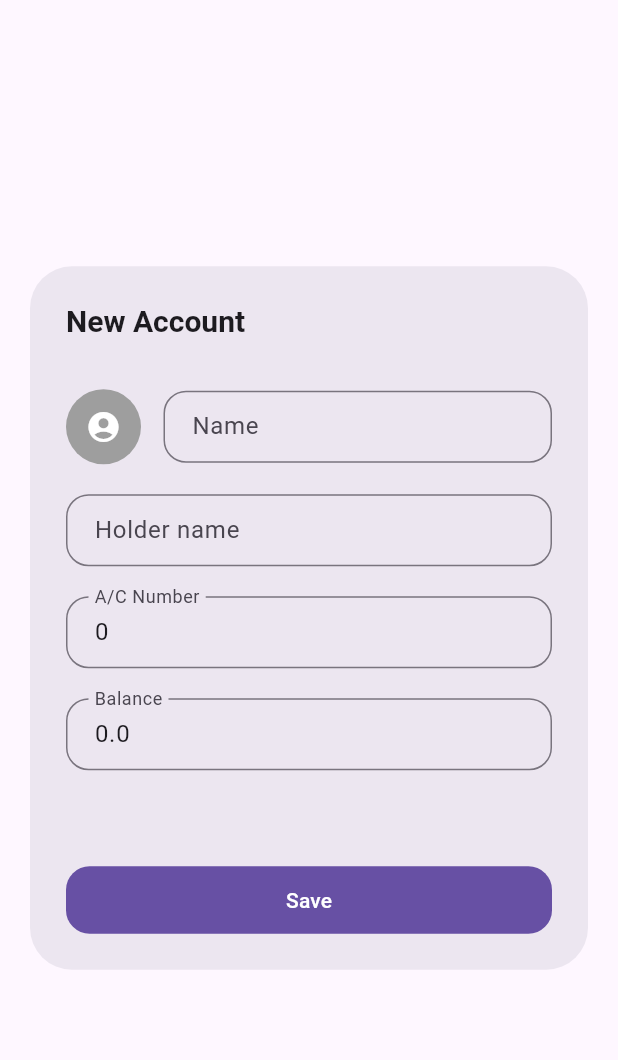
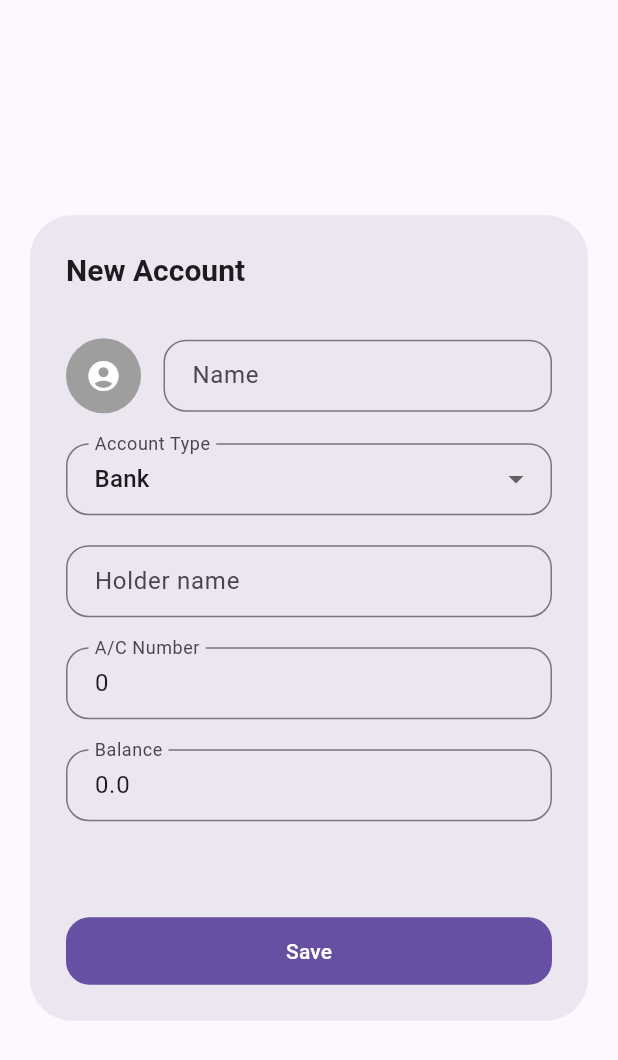
Before and after one commit to mdzh10/FinBot-AI-Powered-Chatbot-For-Personal-Finance-Management, a Flutter app: the AccountForm widget shown alone on an empty page, opened directly, on a phone screen of 412 x 824 dp. Shown: the top 1060 px of the screen. Run offline on Flutter 3.47's test engine with Material 3 defaults, Android fonts, the phone set to English and light mode, and no system bars; our stand-ins replace flutter_bloc, material_symbols_icons, shared_preferences; missing offline and left inert: currency_picker, events_emitter; accounts and stored records are empty; network calls fail.

Commit message:
account type input field added

```diff
--- a/frontend/lib/models/Account.dart
+++ b/frontend/lib/models/Account.dart
@@ -18,6 +18,15 @@ extension AccountTypeExtension on AccountType {
         return 'bank';
       case AccountType.cash:
         return 'cash';
+    }
+  }
+
+  String get displayName {
+    switch (this) {
+      case AccountType.bank:
+        return 'Bank';
+      case AccountType.cash:
+        return 'Cash';
     }
   }
 }
--- a/frontend/lib/widgets/dialog/account_form.dialog.dart
+++ b/frontend/lib/widgets/dialog/account_form.dialog.dart
@@ -141,6 +141,29 @@ class _AccountForm extends State<AccountForm> {
               ],
             ),
             const SizedBox(height: 20),
+            // Dropdown for Account Type
+            DropdownButtonFormField<AccountType>(
+              value: _account!.accountType,
+              decoration: InputDecoration(
+                labelText: 'Account Type',
+                border: OutlineInputBorder(
+                  borderRadius: BorderRadius.circular(15),
+                ),
+                contentPadding: const EdgeInsets.symmetric(vertical: 12, horizontal: 15),
+              ),
+              items: AccountType.values.map((AccountType type) {
+                return DropdownMenuItem<AccountType>(
+                  value: type,
+                  child: Text(type.displayName),
+                );
+              }).toList(),
+              onChanged: (AccountType? newType) {
+                setState(() {
+                  _account!.accountType = newType;
+                });
+              },
+            ),
+            const SizedBox(height: 20),
             TextFormField(
               initialValue: _account!.accountName,
               decoration: InputDecoration(
@@ -149,8 +172,7 @@ class _AccountForm extends State<AccountForm> {
                 border: OutlineInputBorder(
                   borderRadius: BorderRadius.circular(15),
                 ),
-                contentPadding:
-                const EdgeInsets.symmetric(vertical: 12, horizontal: 15),
+                contentPadding: const EdgeInsets.symmetric(vertical: 12, horizontal: 15),
               ),
               onChanged: (text) {
                 setState(() {
@@ -167,8 +189,7 @@ class _AccountForm extends State<AccountForm> {
                 border: OutlineInputBorder(
                   borderRadius: BorderRadius.circular(15),
                 ),
-                contentPadding:
-                const EdgeInsets.symmetric(vertical: 12, horizontal: 15),
+                contentPadding: const EdgeInsets.symmetric(vertical: 12, horizontal: 15),
               ),
               onChanged: (text) {
                 int? newAccNo = int.tryParse(text);
@@ -186,8 +207,7 @@ class _AccountForm extends State<AccountForm> {
                 border: OutlineInputBorder(
                   borderRadius: BorderRadius.circular(15),
                 ),
-                contentPadding:
-                const EdgeInsets.symmetric(vertical: 12, horizontal: 15),
+                contentPadding: const EdgeInsets.symmetric(vertical: 12, horizontal: 15),
               ),
               onChanged: (text) {
                 double? newBalance = double.tryParse(text);
@@ -207,8 +227,7 @@ class _AccountForm extends State<AccountForm> {
                   border: OutlineInputBorder(
                     borderRadius: BorderRadius.circular(15),
                   ),
-                  contentPadding:
-                  const EdgeInsets.symmetric(vertical: 12, horizontal: 15),
+                  contentPadding: const EdgeInsets.symmetric(vertical: 12, horizontal: 15),
                 ),
                 onChanged: (text) {
                   double? newCredit = double.tryParse(text);
@@ -229,8 +248,7 @@ class _AccountForm extends State<AccountForm> {
                   border: OutlineInputBorder(
                     borderRadius: BorderRadius.circular(15),
                   ),
-                  contentPadding:
-                  const EdgeInsets.symmetric(vertical: 12, horizontal: 15),
+                  contentPadding: const EdgeInsets.symmetric(vertical: 12, horizontal: 15),
                 ),
                 onChanged: (text) {
                   double? newDebit = double.tryParse(text);
@@ -263,4 +281,5 @@ class _AccountForm extends State<AccountForm> {
       ],
     );
   }
+
 }
```
